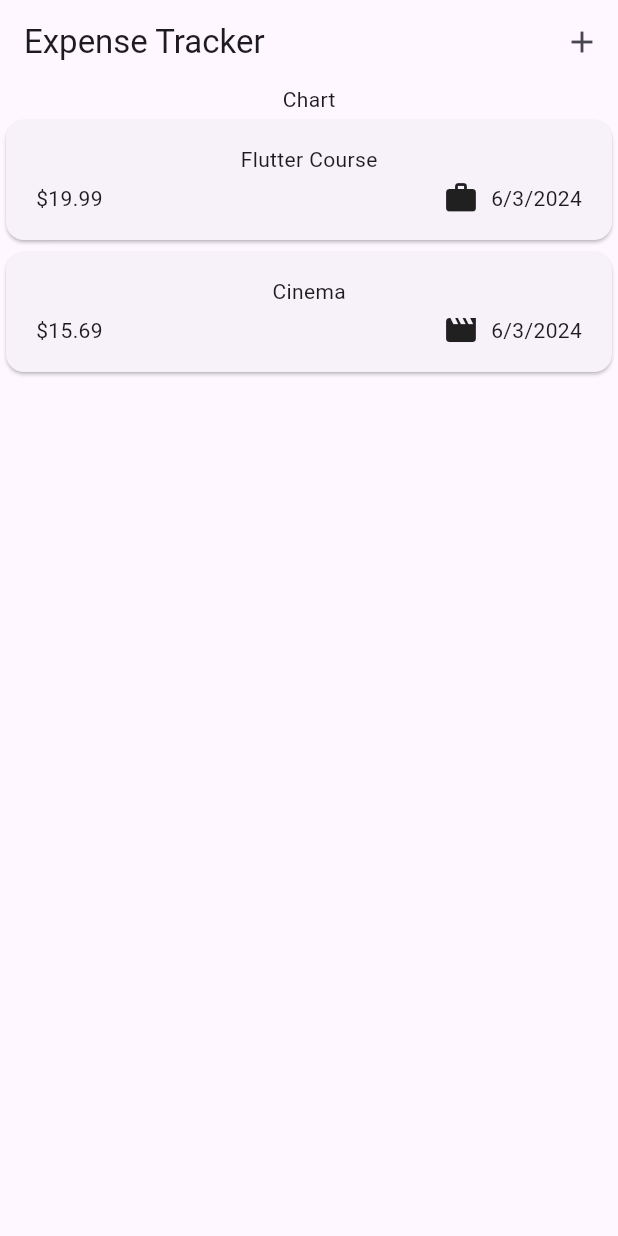
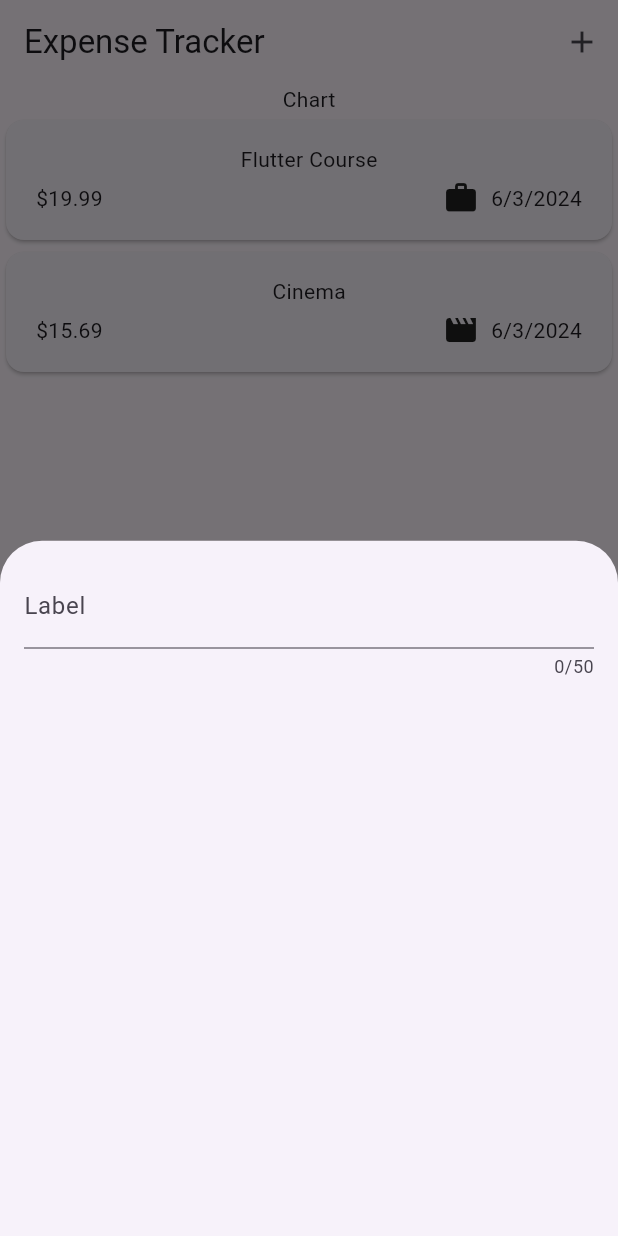
Before and after one commit to sanchitd9/expense-tracker-flutter, a Flutter app: the screen it shows after launch, after a tap on the "add" icon, on a phone screen of 412 x 824 dp. Run offline on Flutter 3.47's test engine with Material 3 defaults, Android fonts, the phone set to English and light mode, and no system bars.

Commit message:
Add text input to modal

```diff
--- a/lib/models/expense.dart
+++ b/lib/models/expense.dart
@@ -1,4 +1,3 @@
-import 'package:flutter/cupertino.dart';
 import 'package:flutter/material.dart';
 import 'package:uuid/uuid.dart';
 import 'package:intl/intl.dart';
--- a/lib/widgets/expenses.dart
+++ b/lib/widgets/expenses.dart
@@ -1,4 +1,5 @@
 import 'package:expense_tracker/widgets/expenses_list/expenses_list.dart';
+import 'package:expense_tracker/widgets/expenses_list/new_expense.dart';
 import 'package:flutter/material.dart';
 import '../models/expense.dart';
 
@@ -27,13 +28,20 @@ class _ExpensesState extends State<Expenses> {
     ),
   ];
 
+  void _openAddExpenseOverlay() {
+    showModalBottomSheet(context: context, builder: (ctx) => const NewExpense());
+  }
+
   @override
   Widget build(BuildContext context) {
     return Scaffold(
       appBar: AppBar(
         title: const Text('Expense Tracker'),
         actions: [
-          IconButton(onPressed: () {}, icon: const Icon(Icons.add))
+          IconButton(
+            onPressed: _openAddExpenseOverlay,
+            icon: const Icon(Icons.add),
+          )
         ],
       ),
       body: Column(
--- /dev/null
+++ b/lib/widgets/expenses_list/new_expense.dart
@@ -0,0 +1,29 @@
+import 'package:flutter/material.dart';
+
+class NewExpense extends StatefulWidget {
+  const NewExpense({super.key});
+
+  @override
+  State<StatefulWidget> createState() {
+    return _NewExpenseState();
+  }
+}
+
+class _NewExpenseState extends State<NewExpense> {
+  @override
+  Widget build(BuildContext context) {
+    return const Padding(
+      padding: EdgeInsets.all(16),
+      child: Column(
+        children: [
+          TextField(
+            maxLength: 50,
+            decoration: InputDecoration(
+              label: Text('Label')
+            ),
+          )
+        ],
+      ),
+    );
+  }
+}
```
